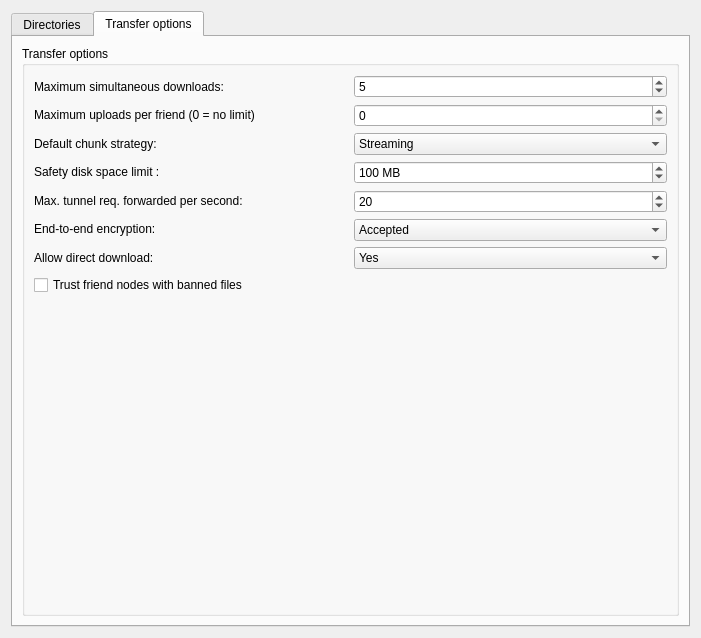
Above: retroshare-gui/src/gui/settings/TransferPage.ui from RetroShare/RetroShare before the change. Below: the same form after it.
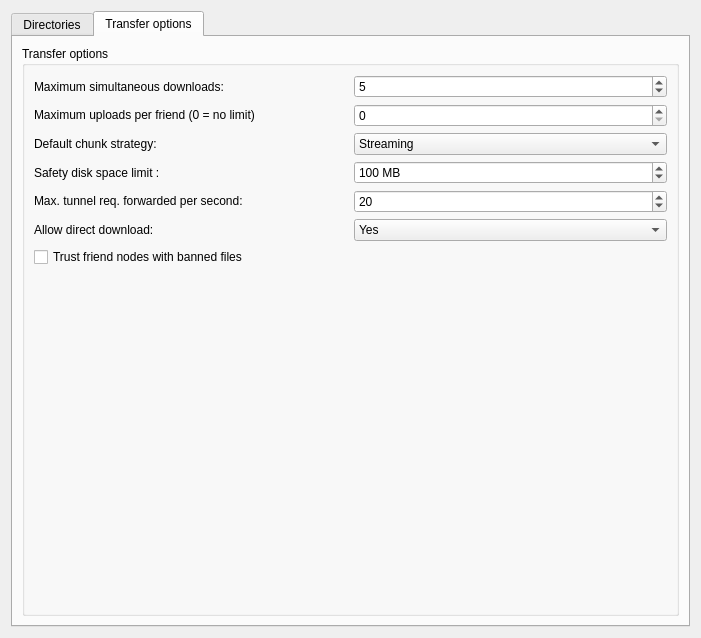
That is the form after the change. Icons and pictures are not drawn. Custom widgets are drawn as their Qt base class.

Commit message: removed unencrypted FT

The edit to the form file:
```diff
--- a/retroshare-gui/src/gui/settings/TransferPage.ui
+++ b/retroshare-gui/src/gui/settings/TransferPage.ui
@@ -400,13 +400,6 @@
                 </property>
                </widget>
               </item>
-              <item>
-               <widget class="QLabel" name="_e2e_encryption_Label">
-                <property name="text">
-                 <string>End-to-end encryption:</string>
-                </property>
-               </widget>
-              </item>
               <item>
                <widget class="QLabel" name="_filePermDirectDL_Label">
                 <property name="text">
@@ -503,23 +496,6 @@
                 </property>
                </widget>
               </item>
-              <item>
-               <widget class="RSComboBox" name="_e2e_encryption_CB">
-                <property name="toolTip">
-                 <string>&lt;html&gt;&lt;head/&gt;&lt;body&gt;&lt;p&gt;Anonymous tunnels can be end-o-end encrypted. In order to maintain backward compatibility, this can be made optional (choosing &amp;quot;Accepted&amp;quot;), but in the end, all Retroshare nodes will be switched to &amp;quot;Enforced&amp;quot;, meaning that all anonymous transfers will be end-to-end encrypted. With &amp;quot;Accepted&amp;quot;, it is likely that you will transfer using twice as many tunnels, since there is no way to know that an encrypted and a clear tunnel actually transfer from the same source.&lt;/p&gt;&lt;/body&gt;&lt;/html&gt;</string>
-                </property>
-                <item>
-                 <property name="text">
-                  <string>Accepted</string>
-                 </property>
-                </item>
-                <item>
-                 <property name="text">
-                  <string>Enforced</string>
-                 </property>
-                </item>
-               </widget>
-              </item>
               <item>
                <widget class="RSComboBox" name="_filePermDirectDL_CB">
                 <property name="toolTip">
```
The commit also changes 2 other files.
